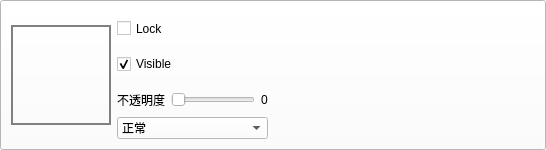
Old version of the form 图像处理程序/LayerUI.ui in the repository March-rain233/MineSketchpad.
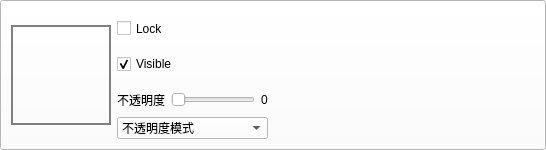
New version of the form.

```diff
--- a/图像处理程序/LayerUI.ui
+++ b/图像处理程序/LayerUI.ui
@@ -591,7 +591,7 @@
         <widget class="QComboBox" name="mode">
          <item>
           <property name="text">
-           <string>正常</string>
+           <string>不透明度模式</string>
           </property>
          </item>
          <item>
```
